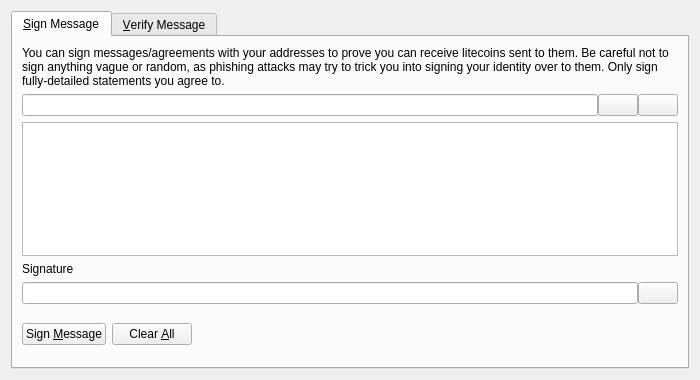
Old version of the form src/qt/forms/signverifymessagedialog.ui in the repository itmanagerro/tresting.
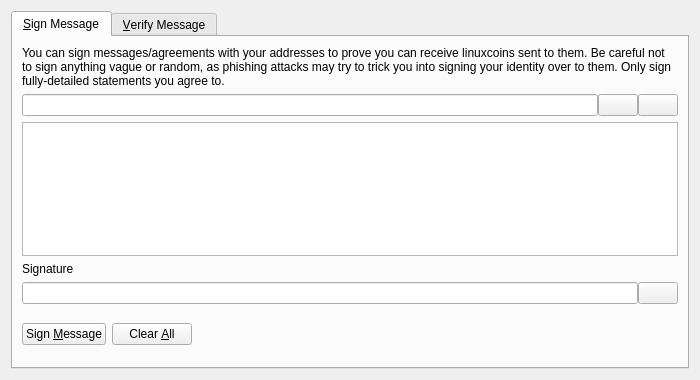
New version of the form. Icons and pictures are not drawn. Custom widgets are drawn as their Qt base class.

The edit to the form file:
```diff
--- a/src/qt/forms/signverifymessagedialog.ui
+++ b/src/qt/forms/signverifymessagedialog.ui
@@ -30,7 +30,7 @@
        <item>
         <widget class="QLabel" name="infoLabel_SM">
          <property name="text">
-          <string>You can sign messages/agreements with your addresses to prove you can receive litecoins sent to them. Be careful not to sign anything vague or random, as phishing attacks may try to trick you into signing your identity over to them. Only sign fully-detailed statements you agree to.</string>
+          <string>You can sign messages/agreements with your addresses to prove you can receive linuxcoins sent to them. Be careful not to sign anything vague or random, as phishing attacks may try to trick you into signing your identity over to them. Only sign fully-detailed statements you agree to.</string>
          </property>
          <property name="textFormat">
           <enum>Qt::PlainText</enum>
```
